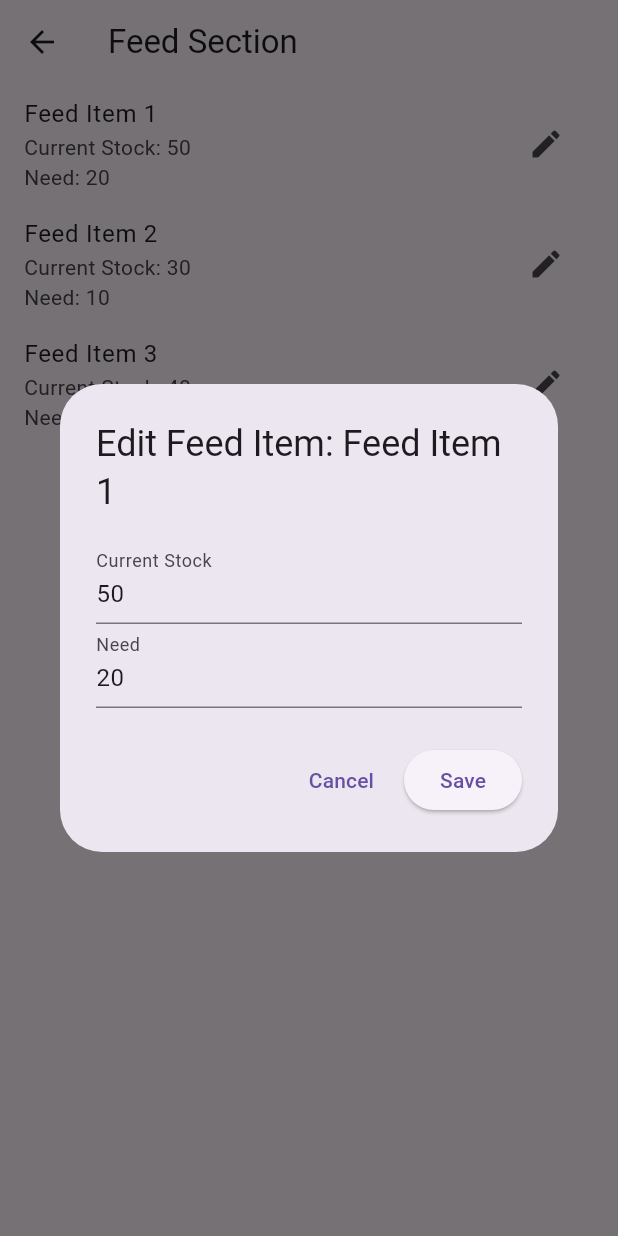
After one commit to mrsushilkumar/DEP24-P20-DairyMgmtApp, a Flutter app: the FeedSection screen opened directly, after a tap on the "edit" icon, on a phone screen of 412 x 824 dp. The commit adds this screen. Run offline on Flutter 3.47's test engine with Material 3 defaults, Android fonts, the phone set to English and light mode, and no system bars; our stand-ins replace cloud_firestore, firebase_auth, firebase_core; accounts and stored records are empty.

Commit message:
feed database

```diff
--- /dev/null
+++ b/farm_expense_mangement_app/lib/models/feed.dart
@@ -0,0 +1,57 @@
+// import 'package:cloud_firestore/cloud_firestore.dart';
+
+import 'package:cloud_firestore/cloud_firestore.dart';
+
+class Feed {
+  String itemType;
+  String itemName;
+  int quantity;
+  String? category;
+  DateTime? expiryDate;
+  int? requiredQuantity;
+  int? month;
+  int? year;
+
+
+  Feed({
+    required this.itemType,
+    required this.itemName,
+    required this.quantity,
+    this.category,
+    this.expiryDate,
+    this.requiredQuantity,
+    this.month,
+    this.year,
+
+  });
+
+  Map<String, dynamic> toFireStore() {
+    return {
+      'itemType': itemType,
+      'itemName': itemName,
+      'quantity': quantity,
+      'category': category,
+      'expiryDate': expiryDate,
+      'requiredQuantity': requiredQuantity,
+      'month': month,
+      'year': year,
+
+    };
+  }
+
+  factory Feed.fromFireStore(DocumentSnapshot<Map<String, dynamic>> snapshot,
+      SnapshotOptions? options) {
+    final json = snapshot.data();
+    return Feed(
+      itemType: json?['itemType'],
+      itemName: json?['itemName'],
+      quantity: json?['quantity'],
+      category: json?['category'],
+      expiryDate: json?['expiryDate'] != null ? DateTime.parse(json?['expiryDate']) : null,
+      requiredQuantity: json?['requiredQuantity'],
+      month: json?['month'],
+      year: json?['year'],
+
+    );
+  }
+}
--- /dev/null
+++ b/farm_expense_mangement_app/lib/screens/feed/stock.dart
@@ -0,0 +1,115 @@
+import 'package:flutter/material.dart';
+
+// Define a data model for feed items
+class FeedItem {
+  final String name;
+  int currentStock;
+  int need;
+
+  FeedItem({
+    required this.name,
+    required this.currentStock,
+    required this.need,
+  });
+}
+
+class FeedSection extends StatefulWidget {
+  const FeedSection({Key? key}) : super(key: key);
+
+  @override
+  State<FeedSection> createState() => _FeedSectionState();
+
+}
+
+class _FeedSectionState extends State<FeedSection> {
+  // Example list of feed items
+  List<FeedItem> feedItems = [
+    FeedItem(name: 'Feed Item 1', currentStock: 50, need: 20),
+    FeedItem(name: 'Feed Item 2', currentStock: 30, need: 10),
+    FeedItem(name: 'Feed Item 3', currentStock: 40, need: 30),
+  ];
+
+  @override
+  Widget build(BuildContext context) {
+    return Scaffold(
+      appBar: AppBar(
+        title: Text('Feed Section'),
+      ),
+      body: ListView.builder(
+        itemCount: feedItems.length,
+        itemBuilder: (context, index) {
+          FeedItem feedItem = feedItems[index];
+          return ListTile(
+            title: Text(feedItem.name),
+            subtitle: Column(
+              crossAxisAlignment: CrossAxisAlignment.start,
+              children: [
+                Text('Current Stock: ${feedItem.currentStock}'),
+                Text('Need: ${feedItem.need}'),
+              ],
+            ),
+            trailing: IconButton(
+              icon: Icon(Icons.edit),
+              onPressed: () {
+                _editFeedItem(feedItem);
+              },
+            ),
+          );
+        },
+      ),
+    );
+  }
+
+  // Function to edit feed item
+  void _editFeedItem(FeedItem feedItem) {
+    showDialog(
+      context: context,
+      builder: (BuildContext context) {
+        TextEditingController currentStockController =
+        TextEditingController(text: feedItem.currentStock.toString());
+        TextEditingController needController =
+        TextEditingController(text: feedItem.need.toString());
+
+        return AlertDialog(
+          title: Text('Edit Feed Item: ${feedItem.name}'),
+          content: Column(
+            mainAxisSize: MainAxisSize.min,
+            children: [
+              TextField(
+                controller: currentStockController,
+                decoration: InputDecoration(labelText: 'Current Stock'),
+                keyboardType: TextInputType.number,
+              ),
+              TextField(
+                controller: needController,
+                decoration: InputDecoration(labelText: 'Need'),
+                keyboardType: TextInputType.number,
+              ),
+            ],
+          ),
+          actions: [
+            TextButton(
+              onPressed: () {
+                Navigator.pop(context);
+              },
+              child: Text('Cancel'),
+            ),
+            ElevatedButton(
+              onPressed: () {
+                int currentStock =
+                    int.tryParse(currentStockController.text) ?? 0;
+                int need = int.tryParse(needController.text) ?? 0;
+                setState(() {
+                  feedItem.currentStock = currentStock;
+                  feedItem.need = need;
+                });
+                Navigator.pop(context);
+              },
+              child: Text('Save'),
+            ),
+          ],
+        );
+      },
+    );
+  }
+}
--- a/farm_expense_mangement_app/lib/screens/home/animaldetails.dart
+++ b/farm_expense_mangement_app/lib/screens/home/animaldetails.dart
@@ -479,14 +479,14 @@ class _EditAnimalDetailState extends State<EditAnimalDetail> {
               Padding(
                 padding: const EdgeInsets.fromLTRB(0, 0, 0, 26),
                 child: DropdownButtonFormField<String>(
-                  value: _selectedGender,
+                  value: _selectedStage,
                   decoration: InputDecoration(
                     labelText: 'Status',
                     border: const OutlineInputBorder(),
                     filled: true,
                     fillColor: Colors.grey[200],
                   ),
-                  items: genderOptions.map((String gender) {
+                  items: stageOptions.map((String gender) {
                     return DropdownMenuItem<String>(
                       value: gender,
                       child: Text(gender),
--- a/farm_expense_mangement_app/lib/screens/home/homepage.dart
+++ b/farm_expense_mangement_app/lib/screens/home/homepage.dart
@@ -3,6 +3,7 @@ import 'package:flutter/material.dart';
 
 import '../../models/cattle.dart';
 import '../../models/user.dart';
+import 'package:farm_expense_mangement_app/screens/feed/stock.dart';
 
 final listCattle = [
   Cattle(
@@ -41,7 +42,7 @@ void cattle(BuildContext context) //TODO: [FUNCTION FOR COW CARD]
 void feed(BuildContext context) //TODO: [FUNCTION FOR TRANSACTIONS CARD]
 {
   Navigator.push(
-      context, MaterialPageRoute(builder: (context) => const DryCowsPage()));
+      context, MaterialPageRoute(builder: (context) => const FeedSection()));
 }
 
 void transactions(BuildContext context) //TODO: [FUNCTION FOR TRANSACTIONS CARD]
@@ -174,7 +175,7 @@ class _HomePageState extends State<HomePage> {
                     milkingCowsColor,
                         () => Navigator.push(
                       context,
-                      MaterialPageRoute(builder: (context) => const AvgMilkCowPage()),
+                      MaterialPageRoute(builder: (context) => const FeedSection()),
                     ),
                   ),
                 ),
```
Also changed, not shown: farm_expense_mangement_app/lib/screens/home/animallist.dart (+15 -19 lines), farm_expense_mangement_app/lib/services/database/feeddatabase.dart (added, +55 -0 lines).
